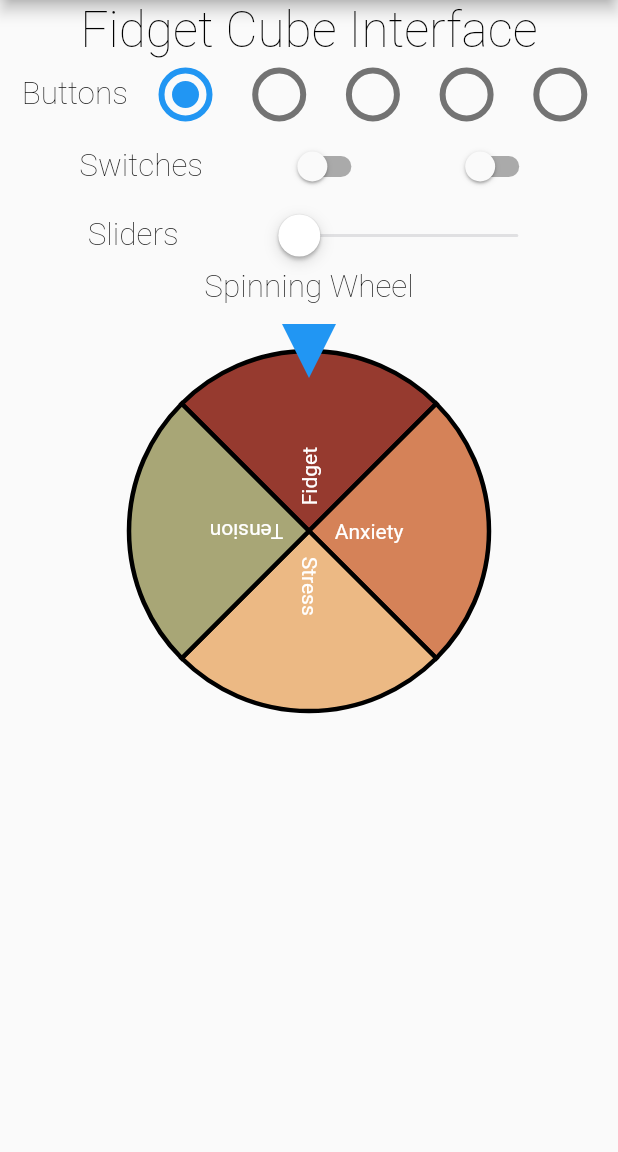
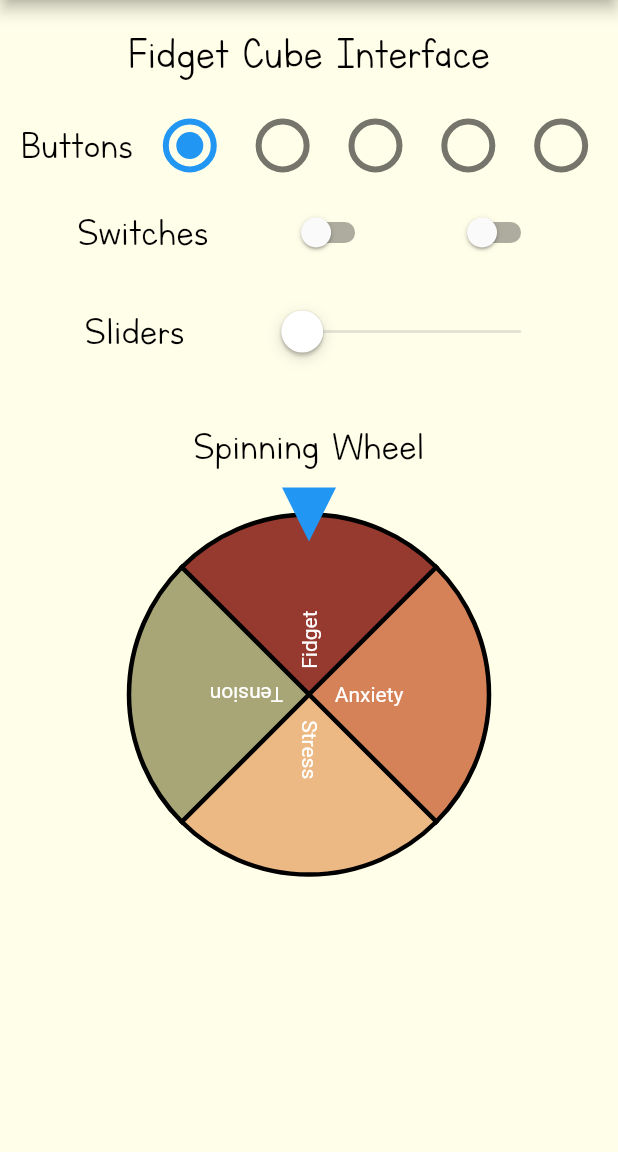
Before and after one commit to sjokerkiller/FAST-Relief, a Flutter app: the FidgetCubeInterface screen opened directly, on a phone screen of 412 x 824 dp, the part 84-1236 px from its top. Run offline on Flutter 3.47's test engine with Material 2 defaults, Android fonts, the phone set to English and light mode, and no system bars; drawn by our look-alikes of flutter_fortune_wheel; our stand-ins replace assets_audio_player, audioplayers, cloud_firestore, firebase_auth, firebase_core, flutter_spinkit; accounts and stored records are empty.

Commit message:
Updated master branch

```diff
--- a/lib/screens/home/fast_list.dart
+++ b/lib/screens/home/fast_list.dart
@@ -13,7 +13,7 @@ class _FastListState extends State<FastList> {
   @override
   Widget build(BuildContext context) {
 
-    final fasts = Provider.of<List<Fast>>(context);
+    final fasts = Provider.of<List<Fast>>(context) ?? [];
 
     /*fast.forEach((fast) {
       print(fast.firstName);
--- a/lib/screens/home/fidget-cube-interface.dart
+++ b/lib/screens/home/fidget-cube-interface.dart
@@ -6,7 +6,6 @@ import 'package:flutter_fortune_wheel/flutter_fortune_wheel.dart';
 import 'dart:math';
 import 'package:audioplayers/audio_cache.dart';
 import 'package:audioplayers/audioplayers.dart';
-import 'package:fast_relief/screens/home/home.dart';
 
 class FidgetCubeInterface extends StatefulWidget {
   final Function toggleHome;
@@ -23,7 +22,7 @@ class _FidgetCubeInterface extends State<FidgetCubeInterface> {
   bool switch_value1 = false;
   bool switch_value2 = false;
   int selected = 0;
-  int _selectedIndex = 0;
+ //int _selectedIndex = 0;
 
   final items = <String>[
     'Fidget',
@@ -64,7 +63,9 @@ class _FidgetCubeInterface extends State<FidgetCubeInterface> {
           ],
         ),
         body:
-        new Column(
+        Container(
+          color: Color(0xFFFFFEE9),
+          child: new Column(
               mainAxisAlignment: MainAxisAlignment.start,
               mainAxisSize: MainAxisSize.max,
               crossAxisAlignment: CrossAxisAlignment.center,
@@ -80,28 +81,33 @@ class _FidgetCubeInterface extends State<FidgetCubeInterface> {
                         colors: Colors.blue
                     ),
                     */
-                    new Text(
+                      Padding(
+                        padding: const EdgeInsets.fromLTRB(0, 20, 0, 0),
+                        child: new Text(
                           "Fidget Cube Interface",
                           style: new TextStyle(fontSize:33.0,
                               color: const Color(0xFF000000),
                               fontWeight: FontWeight.w200,
-                          fontFamily: "Roboto"),
+                              fontFamily: "Letters for Learners"),
+                        ),
                       )
                     ]
 
                 ),
 
-              new Row(
+                Padding(
+                  padding: const EdgeInsets.fromLTRB(0, 20, 0, 0),
+                  child: new Row(
                       mainAxisAlignment: MainAxisAlignment.spaceEvenly,
                       mainAxisSize: MainAxisSize.max,
                       crossAxisAlignment: CrossAxisAlignment.center,
                       children: <Widget>[
                         new Text(
                           "Buttons",
-                      style: new TextStyle(fontSize:21.0,
+                          style: new TextStyle(fontSize:30.0,
                               color: const Color(0xFF000000),
                               fontWeight: FontWeight.w200,
-                          fontFamily: "Roboto"),
+                              fontFamily:"Letters for Learners"),
                         ),
 
                         Transform.scale(scale: 2.0,
@@ -123,18 +129,21 @@ class _FidgetCubeInterface extends State<FidgetCubeInterface> {
                       ]
 
                   ),
+                ),
 
-              new Row(
+                Padding(
+                  padding: const EdgeInsets.fromLTRB(0, 10, 0, 0),
+                  child: new Row(
                       mainAxisAlignment: MainAxisAlignment.spaceEvenly,
                       mainAxisSize: MainAxisSize.max,
                       crossAxisAlignment: CrossAxisAlignment.center,
                       children: <Widget>[
                         new Text(
                           "Switches",
-                      style: new TextStyle(fontSize:21.0,
+                          style: new TextStyle(fontSize:30.0,
                               color: const Color(0xFF000000),
                               fontWeight: FontWeight.w200,
-                          fontFamily: "Roboto"),
+                              fontFamily: "Letters for Learners"),
                         ),
 
                         new Switch(onChanged: switchChanged1, value:switch_value1),
@@ -143,21 +152,28 @@ class _FidgetCubeInterface extends State<FidgetCubeInterface> {
                       ]
 
                   ),
+                ),
 
                 new Row(
                     mainAxisAlignment: MainAxisAlignment.spaceEvenly,
                     mainAxisSize: MainAxisSize.max,
                     crossAxisAlignment: CrossAxisAlignment.center,
                     children: <Widget>[
-                    new Text(
+                      Padding(
+                        padding: const EdgeInsets.fromLTRB(0, 20, 0, 0),
+                        child: new Text(
                           "Sliders",
-                      style: new TextStyle(fontSize:21.0,
+                          style: new TextStyle(fontSize:30.0,
                               color: const Color(0xFF000000),
                               fontWeight: FontWeight.w200,
-                          fontFamily: "Roboto"),
+                              fontFamily: "Letters for Learners"),
+                        ),
                       ),
 
-                    new CupertinoSlider(value: slider_value, onChanged: sliderChanged1, divisions: 5,)
+                      Padding(
+                        padding: const EdgeInsets.fromLTRB(0, 20, 0, 0),
+                        child: new CupertinoSlider(value: slider_value, onChanged: sliderChanged1, divisions: 5,),
+                      )
 
                     ]
 
@@ -167,12 +183,15 @@ class _FidgetCubeInterface extends State<FidgetCubeInterface> {
                     mainAxisSize: MainAxisSize.max,
                     crossAxisAlignment: CrossAxisAlignment.center,
                     children: <Widget>[
-                    new Text(
+                      Padding(
+                        padding: const EdgeInsets.fromLTRB(0, 40, 0, 0),
+                        child: new Text(
                           "Spinning Wheel",
-                      style: new TextStyle(fontSize:21.0,
+                          style: new TextStyle(fontSize:30.0,
                               color: const Color(0xFF000000),
                               fontWeight: FontWeight.w200,
-                          fontFamily: "Roboto"),
+                              fontFamily: "Letters for Learners"),
+                        ),
                       ),
 
 
@@ -241,6 +260,7 @@ class _FidgetCubeInterface extends State<FidgetCubeInterface> {
                 ),
               ]
 
+          ),
         ),
         /*
         bottomNavigationBar: new BottomNavigationBar(
--- a/lib/services/database.dart
+++ b/lib/services/database.dart
@@ -9,8 +9,8 @@ class DatabaseService {
   final CollectionReference fastUserCollection = FirebaseFirestore.instance.collection(
       'FAST');
 
-  Future updateUserData(String firstName, String lastName, String hobbies,
-      String music) async {
+  Future updateUserData(String firstName, String lastName, String music,
+      String hobbies) async {
     return await fastUserCollection.doc(uid).set({
       'First Name': firstName,
       'Last Name' : lastName,
```
Also changed, not shown: lib/screens/home/fast_cards.dart (+6 -77 lines), lib/screens/home/home.dart (+49 -17 lines), pubspec.yaml (+7 -0 lines), assets/fonts/Letters for Learners.ttf (added), assets/fonts/Sweet Talk.otf (added), 1 other file. Lines whose indentation alone changed are shown as unchanged.
